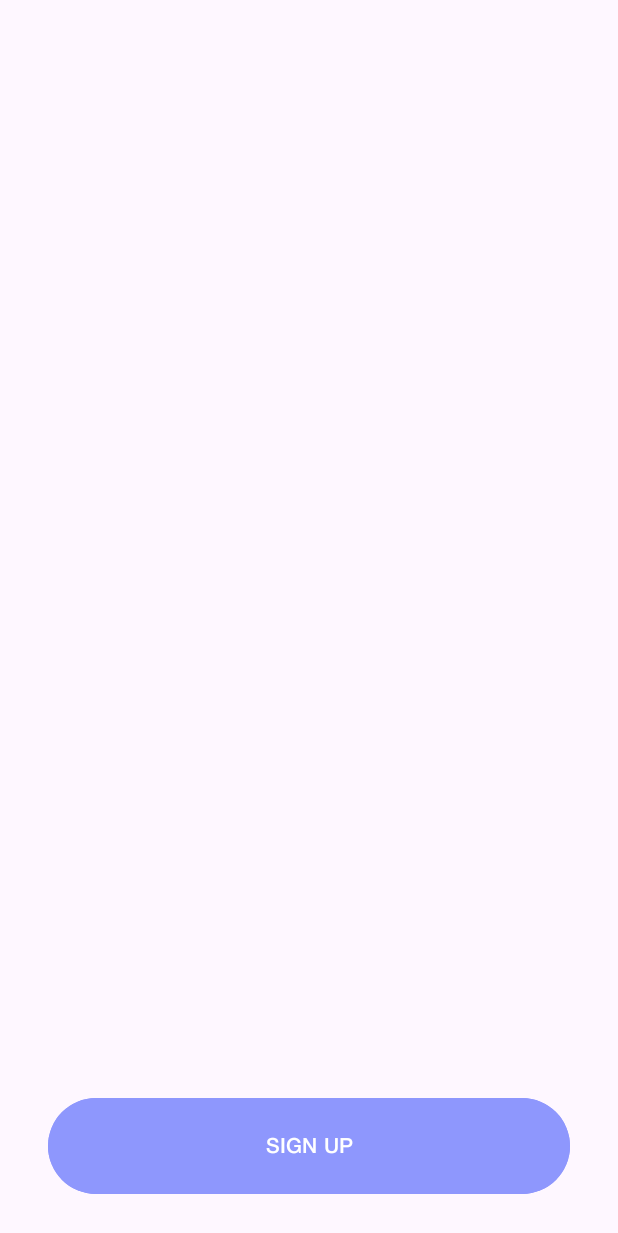
After one commit to rendivy/SilentMoon, an Android app: the layout button_main.xml on its own in the app's theme, with its tools: preview values and no code run, on a phone screen of 412 x 824 dp. The commit adds this screen. Shown: the top 1233 px of the screen. Run offline under Robolectric (Android 15) with nearby library versions, the phone set to English and light mode, and no system bars.

Commit message:
Create button_main.xml - Added new color - Added medium and regular font from figma layout - Update string and added style for button

```diff
--- /dev/null
+++ b/app/src/main/res/drawable/rounded_button.xml
@@ -0,0 +1,5 @@
+<?xml version="1.0" encoding="utf-8"?>
+<shape xmlns:android="http://schemas.android.com/apk/res/android">
+    <corners android:radius="38dp" />
+    <stroke android:color="#8E97FD" android:width="4dp"/>
+</shape>
--- /dev/null
+++ b/app/src/main/res/layout/button_main.xml
@@ -0,0 +1,18 @@
+<?xml version="1.0" encoding="utf-8"?>
+<androidx.constraintlayout.widget.ConstraintLayout xmlns:android="http://schemas.android.com/apk/res/android"
+    xmlns:app="http://schemas.android.com/apk/res-auto"
+    xmlns:tools="http://schemas.android.com/tools"
+    android:layout_width="match_parent"
+    android:layout_height="match_parent">
+
+
+    <Button
+        android:id="@+id/some_id"
+        android:backgroundTint="@color/blue"
+        style="@style/PrimaryButtonStyle"
+        app:layout_constraintBottom_toBottomOf="parent"
+        app:layout_constraintEnd_toEndOf="parent"
+        app:layout_constraintStart_toStartOf="parent" />
+
+
+</androidx.constraintlayout.widget.ConstraintLayout>
--- a/app/src/main/res/values/colors.xml
+++ b/app/src/main/res/values/colors.xml
@@ -1,5 +1,6 @@
 <?xml version="1.0" encoding="utf-8"?>
 <resources>
     <color name="black">#FF000000</color>
+    <color name="blue">#8E97FD</color>
     <color name="white">#FFFFFFFF</color>
 </resources>
--- a/app/src/main/res/values/strings.xml
+++ b/app/src/main/res/values/strings.xml
@@ -43,4 +43,5 @@
         libero vel nunc consequat, quis tincidunt nisl eleifend. Cras bibendum enim a justo luctus
         vestibulum. Fusce dictum libero quis erat maximus, vitae volutpat diam dignissim.
     </string>
+    <string name="sign_up">SIGN UP</string>
 </resources>
--- /dev/null
+++ b/app/src/main/res/values/styles.xml
@@ -0,0 +1,17 @@
+<?xml version="1.0" encoding="utf-8"?>
+<resources>
+
+    <style name="PrimaryButtonStyle">
+        <item name="android:layout_width">match_parent</item>
+        <item name="android:layout_height">wrap_content</item>
+        <item name="android:layout_marginStart">32dp</item>
+        <item name="android:layout_marginEnd">32dp</item>
+        <item name="android:layout_marginBottom">24dp</item>
+        <item name="android:text">@string/sign_up</item>
+        <item name="android:textSize">14sp</item>
+        <item name="android:fontFamily">@font/helvetica_neue_medium</item>
+        <item name="android:paddingTop">24sp</item>
+        <item name="android:paddingBottom">24sp</item>
+
+    </style>
+</resources>
```
Also changed, not shown: app/src/main/res/font/helvetica_neue_medium.ttf (added), app/src/main/res/font/helvetica_neue_regular.ttf (added).
